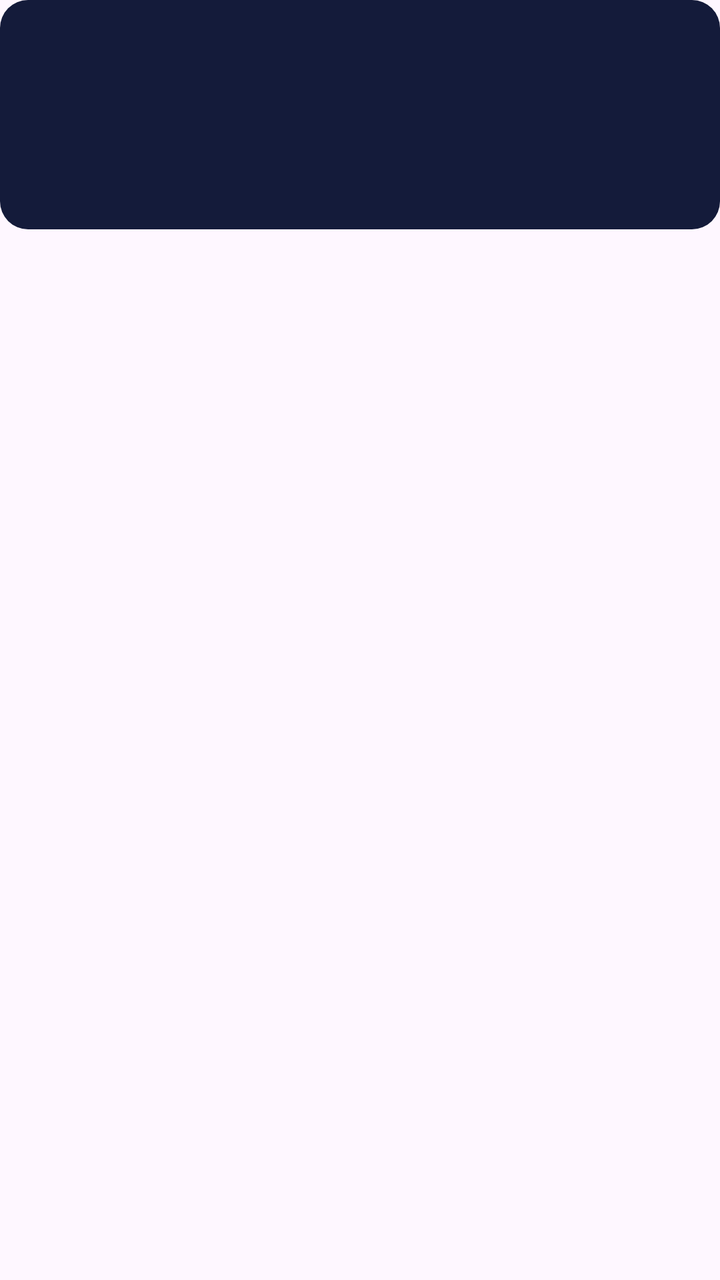
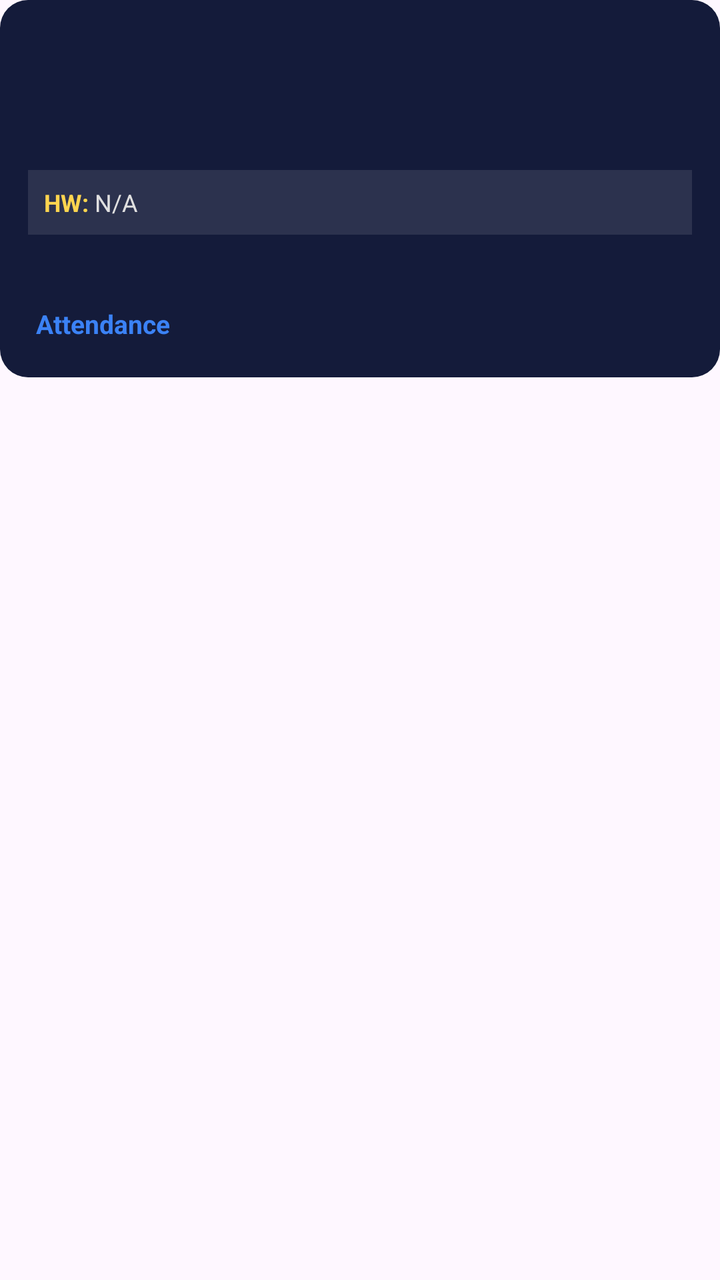

The first picture is an Android layout as it rendered before a commit; the second is the same layout after the commit. The layout source and the unified diff follow.
<!-- AndroidManifest.xml: application theme Theme.TeachSync -->
<!-- res/layout/item_class_schedule.xml -->
<?xml version="1.0" encoding="utf-8"?>
<FrameLayout xmlns:android="http://schemas.android.com/apk/res/android"
    android:layout_width="match_parent"
    android:layout_height="wrap_content"
    android:layout_marginBottom="10dp"
    android:layout_marginHorizontal="4dp">

    <LinearLayout
        android:layout_width="match_parent"
        android:layout_height="wrap_content"
        android:orientation="vertical"
        android:background="@drawable/bg_date_card"
        android:padding="14dp">

        
        <LinearLayout
            android:layout_width="match_parent"
            android:layout_height="wrap_content"
            android:orientation="horizontal"
            android:gravity="center_vertical">

            <TextView
                android:id="@+id/tvTopic"
                android:textColor="@android:color/white"
                android:textSize="16sp"
                android:textStyle="bold"
                android:layout_width="0dp"
                android:layout_height="wrap_content"
                android:layout_weight="1"/>

            
            <TextView
                android:id="@+id/tvOnGoing"
                android:text="● On Going"
                android:textColor="#FFFFFF"
                android:textSize="11sp"
                android:textStyle="bold"
                android:background="#CC2E7D32"
                android:paddingHorizontal="8dp"
                android:paddingVertical="3dp"
                android:visibility="gone"
                android:layout_width="wrap_content"
                android:layout_height="wrap_content"/>

            <TextView
                android:id="@+id/tvStatusBadge"
                android:textColor="#FFFFFF"
                android:textSize="11sp"
                android:textStyle="bold"
                android:paddingHorizontal="8dp"
                android:paddingVertical="3dp"
                android:visibility="gone"
                android:layout_width="wrap_content"
                android:layout_height="wrap_content"
                android:layout_marginStart="8dp"/>

        </LinearLayout>

        <TextView
            android:id="@+id/tvBatch"
            android:textColor="#9FA8DA"
            android:textSize="13sp"
            android:layout_marginTop="4dp"
            android:layout_width="wrap_content"
            android:layout_height="wrap_content"/>

        <TextView
            android:id="@+id/tvClassTime"
            android:textColor="#4CAF50"
            android:textSize="13sp"
            android:layout_marginTop="4dp"
            android:layout_width="wrap_content"
            android:layout_height="wrap_content"/>

        
        <LinearLayout
            android:layout_width="match_parent"
            android:layout_height="wrap_content"
            android:orientation="horizontal"
            android:layout_marginTop="4dp"
            android:gravity="center_vertical">

            <TextView
                android:id="@+id/tvMonthlyNumber"
                android:textColor="#5C6BC0"
                android:textSize="13sp"
                android:layout_width="0dp"
                android:layout_height="wrap_content"
                android:layout_weight="1"/>

            
            <TextView
                android:id="@+id/tvRemaining"
                android:textSize="11sp"
                android:textStyle="bold"
                android:textColor="#FFFFFF"
                android:background="#993949AB"
                android:paddingHorizontal="8dp"
                android:paddingVertical="3dp"
                android:visibility="gone"
                android:layout_width="wrap_content"
                android:layout_height="wrap_content"/>

        </LinearLayout>

        <TextView
            android:id="@+id/tvExtra"
            android:text="Extra Class"
            android:textColor="#FF5252"
            android:textSize="12sp"
            android:layout_marginTop="6dp"
            android:visibility="gone"
            android:layout_width="wrap_content"
            android:layout_height="wrap_content"/>

    </LinearLayout>

    
    <LinearLayout
        android:id="@+id/layoutConfirmationOverlay"
        android:layout_width="match_parent"
        android:layout_height="match_parent"
        android:background="#E60B1020"
        android:gravity="center"
        android:orientation="vertical"
        android:visibility="gone"
        android:padding="8dp">

        <TextView
            android:layout_width="wrap_content"
            android:layout_height="wrap_content"
            android:text="Was this class taken?"
            android:textColor="@color/white"
            android:textSize="13sp"
            android:textStyle="bold"
            android:layout_marginBottom="8dp"/>

        <LinearLayout
            android:layout_width="wrap_content"
            android:layout_height="wrap_content"
            android:orientation="horizontal">

            <Button
                android:id="@+id/btnMarkCompleted"
                android:layout_width="wrap_content"
                android:layout_height="32dp"
                android:text="Done"
                android:textSize="10sp"
                android:backgroundTint="#4CAF50"
                android:layout_marginEnd="4dp"
                android:paddingHorizontal="8dp"
                android:minHeight="0dp"
                android:minWidth="0dp"/>

            <Button
                android:id="@+id/btnMarkPostponed"
                android:layout_width="wrap_content"
                android:layout_height="32dp"
                android:text="Postpone"
                android:textSize="10sp"
                android:backgroundTint="#F44336"
                android:layout_marginEnd="4dp"
                android:paddingHorizontal="8dp"
                android:minHeight="0dp"
                android:minWidth="0dp"/>

            <Button
                android:id="@+id/btnMarkRescheduled"
                android:layout_width="wrap_content"
                android:layout_height="32dp"
                android:text="Reschedule"
                android:textSize="10sp"
                android:backgroundTint="#FF9800"
                android:paddingHorizontal="8dp"
                android:minHeight="0dp"
                android:minWidth="0dp"/>
        </LinearLayout>

    </LinearLayout>

    
    <LinearLayout
        android:id="@+id/layoutCompletedOverlay"
        android:layout_width="match_parent"
        android:layout_height="match_parent"
        android:background="#B30B1020"
        android:gravity="center"
        android:orientation="vertical"
        android:visibility="gone">

        <TextView
            android:id="@+id/tvOverlayStatus"
            android:layout_width="wrap_content"
            android:layout_height="wrap_content"
            android:text="COMPLETED"
            android:textColor="#4CAF50"
            android:textStyle="bold"
            android:textSize="12sp"
            android:background="@drawable/bg_completed_badge"
            android:paddingHorizontal="12dp"
            android:paddingVertical="4dp"/>

    </LinearLayout>

</FrameLayout>
<!-- resources referenced by this layout -->
<resources>
  <color name="white">#FFFFFFFF</color>
  <!-- drawable bg_completed_badge (drawable) -->
  <?xml version="1.0" encoding="utf-8"?>
  <shape xmlns:android="http://schemas.android.com/apk/res/android">
      <solid android:color="#264CAF50"/> 
      <stroke android:width="1dp" android:color="#4CAF50"/>
      <corners android:radius="12dp"/>
  </shape>
  <!-- drawable bg_date_card (drawable) -->
  <shape xmlns:android="http://schemas.android.com/apk/res/android">
      <solid android:color="#141B3A"/>
      <corners android:radius="14dp"/>
  </shape>
  <style name="Theme.TeachSync" parent="Base.Theme.TeachSync" />
  <style name="Base.Theme.TeachSync" parent="Theme.Material3.DayNight.NoActionBar">
          
          
      </style>
</resources>

<!-- the commit's change to res/layout/item_class_schedule.xml (unified diff, before → after) -->
@@ -77,7 +77,36 @@
             android:layout_width="match_parent"
             android:layout_height="wrap_content"
             android:orientation="horizontal"
-            android:layout_marginTop="4dp"
+            android:layout_marginTop="6dp"
+            android:background="#1AFFFFFF"
+            android:padding="8dp"
+            android:gravity="center_vertical">
+
+            <TextView
+                android:layout_width="wrap_content"
+                android:layout_height="wrap_content"
+                android:text="HW: "
+                android:textColor="#FFD54F"
+                android:textSize="12sp"
+                android:textStyle="bold"/>
+
+            <TextView
+                android:id="@+id/tvHomework"
+                android:layout_width="match_parent"
+                android:layout_height="wrap_content"
+                android:text="N/A"
+                android:textColor="#E0E0E0"
+                android:textSize="12sp"
+                android:ellipsize="end"
+                android:maxLines="2"/>
+        </LinearLayout>
+
+        
+        <LinearLayout
+            android:layout_width="match_parent"
+            android:layout_height="wrap_content"
+            android:orientation="horizontal"
+            android:layout_marginTop="8dp"
             android:gravity="center_vertical">
 
             <TextView
@@ -103,15 +132,36 @@
 
         </LinearLayout>
 
-        <TextView
-            android:id="@+id/tvExtra"
-            android:text="Extra Class"
-            android:textColor="#FF5252"
-            android:textSize="12sp"
-            android:layout_marginTop="6dp"
-            android:visibility="gone"
-            android:layout_width="wrap_content"
-            android:layout_height="wrap_content"/>
+        <LinearLayout
+            android:layout_width="match_parent"
+            android:layout_height="wrap_content"
+            android:orientation="horizontal"
+            android:gravity="center_vertical"
+            android:layout_marginTop="6dp">
+
+            <TextView
+                android:id="@+id/tvExtra"
+                android:text="Extra Class"
+                android:textColor="#FF5252"
+                android:textSize="12sp"
+                android:visibility="gone"
+                android:layout_width="0dp"
+                android:layout_height="wrap_content"
+                android:layout_weight="1"/>
+
+            <TextView
+                android:id="@+id/btnAttendance"
+                android:layout_width="wrap_content"
+                android:layout_height="wrap_content"
+                android:text="Attendance"
+                android:textColor="#3B82F6"
+                android:textSize="13sp"
+                android:textStyle="bold"
+                android:padding="4dp"
+                android:clickable="true"
+                android:focusable="true"
+                android:background="?attr/selectableItemBackground"/>
+        </LinearLayout>
 
     </LinearLayout>
 
